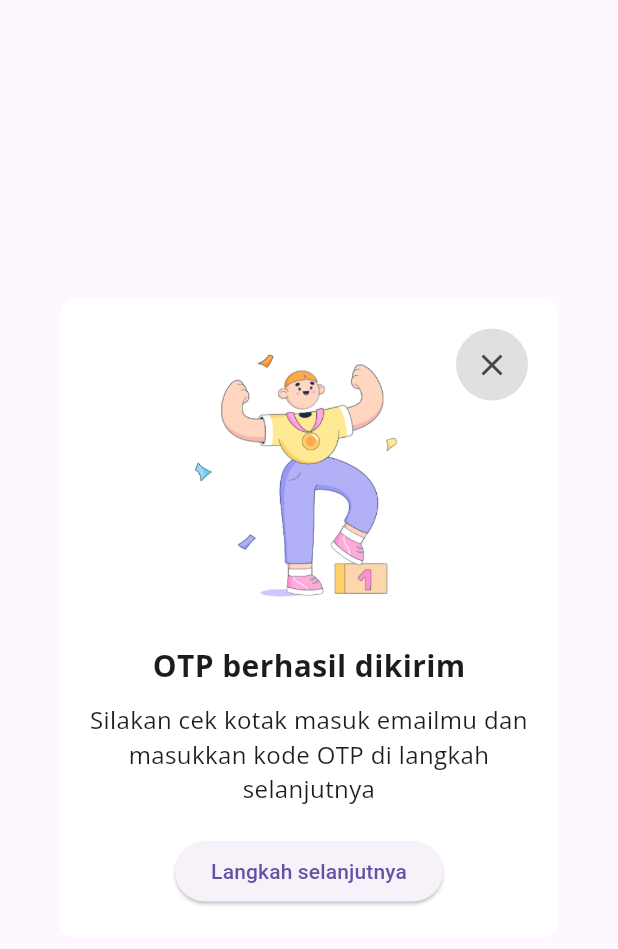
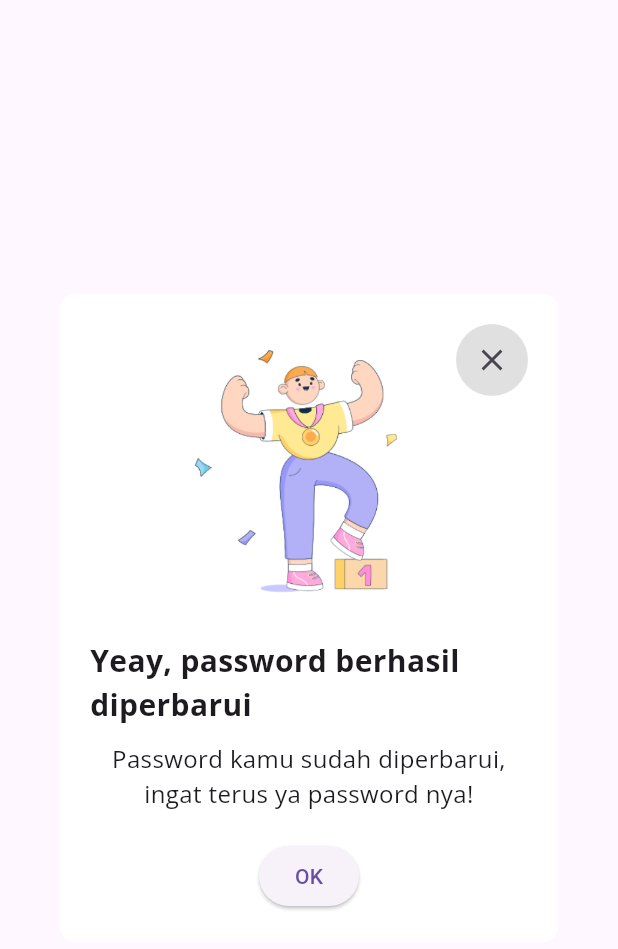
Before and after one commit to benaleo/kasirpinter_fe, a Flutter app: the AuthPopupOTP widget shown alone on an empty page, opened directly, on a phone screen of 412 x 824 dp. Shown: the top 949 px of the screen. Run offline on Flutter 3.47's test engine with Material 3 defaults, Android fonts, the light colour scheme and no system bars; our stand-ins replace flutter_svg, google_fonts, url_strategy.

Commit message:
update : popup success change forgot password

```diff
--- a/lib/auth_components.dart
+++ b/lib/auth_components.dart
@@ -46,8 +46,11 @@ class SideBarAuth extends StatelessWidget {
 
 class AuthPopupOTP extends StatelessWidget {
   final route;
+  final title;
+  final body;
   final buttonText;
-  const AuthPopupOTP({super.key, this.route, this.buttonText});
+
+  const AuthPopupOTP({super.key, this.route, this.buttonText, this.title, this.body});
 
   @override
   Widget build(BuildContext context) {
@@ -79,12 +82,12 @@ class AuthPopupOTP extends StatelessWidget {
                 children: [
                   Image.asset("assets/images/success_man.png", height: 200.0, width: 200.0),
                   SizedBox(height: 10.0),
-                  SansBold("OTP berhasil dikirim", 20.0),
+                  SansBold(title != null ? title : "OTP berhasil dikirim", 20.0),
                   SizedBox(height: 10.0),
                   SizedBox(
                       width: 350.0,
                       child: Sans(
-                        "Silakan cek kotak masuk emailmu dan masukkan kode OTP di langkah selanjutnya",
+                        body != null ? body : "Silakan cek kotak masuk emailmu dan masukkan kode OTP di langkah selanjutnya",
                         16.0,
                         textAlign: TextAlign.center,
                       )),
```
Also changed, not shown: lib/tab/auth_change_password.dart (+15 -1 lines), lib/tab/pos_order_tab.dart (added, +15 -0 lines).
